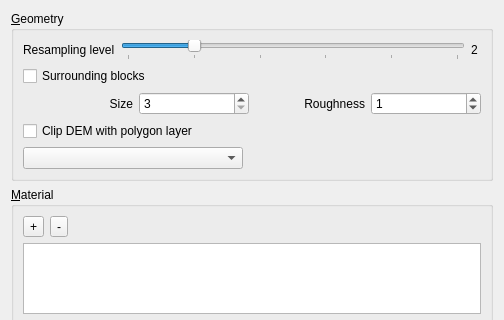
minorua/Qgis2threejs, file ui/demproperties.ui: the form before one commit; both pictures show x 0 to 504 and y 0 to 320 of the 504 by 766 pixel window.
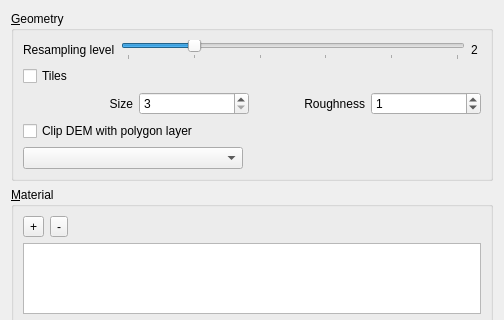
The form after the commit. Custom widgets are drawn as their Qt base class.

Commit message: DEM: rename surrounding blocks option to tiles option

The edit to the form file:
```diff
--- a/ui/demproperties.ui
+++ b/ui/demproperties.ui
@@ -80,7 +80,7 @@
         <item>
          <widget class="QCheckBox" name="checkBox_Surroundings">
           <property name="text">
-           <string>Surrounding blocks</string>
+           <string>Tiles</string>
           </property>
          </widget>
         </item>
```
Left out of the diff: 8 changed lines with no effect on the pictures. The commit also changes 4 other files.
